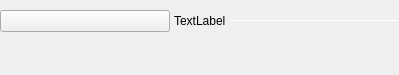
Above: gui/ui/subsection_separator.ui from analogdevicesinc/scopy before the change. Below: the same form after it.
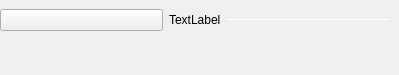
That is the form after the change.

Commit message:
gui/subsection_separator.ui: Introduced separator widget.
The separator consisted of separate widgets that were placed in a layout.
Now forms a widget which contains a button, a label and a line.

Diff of the .ui file:
```diff
--- a/gui/ui/subsection_separator.ui
+++ b/gui/ui/subsection_separator.ui
@@ -36,22 +36,11 @@
     <number>10</number>
    </property>
    <item>
-    <layout class="QHBoxLayout" name="hLayoutSubsectionSeparator">
-     <property name="spacing">
-      <number>4</number>
-     </property>
-     <property name="sizeConstraint">
-      <enum>QLayout::SetMinimumSize</enum>
-     </property>
+    <widget class="QWidget" name="widgetSeparator" native="true">
+     <layout class="QHBoxLayout" name="horizontalLayout">
      <property name="leftMargin">
       <number>0</number>
      </property>
-     <property name="topMargin">
-      <number>10</number>
-     </property>
-     <property name="bottomMargin">
-      <number>0</number>
-     </property>
      <item>
       <widget class="QPushButton" name="btnSubsectionSeparator">
        <property name="sizePolicy">
@@ -107,6 +96,7 @@
       </widget>
      </item>
     </layout>
+    </widget>
    </item>
    <item>
     <widget class="QWidget" name="widgetSubsectionContent" native="true">
```
Lines whose indentation alone changed are shown as unchanged.
